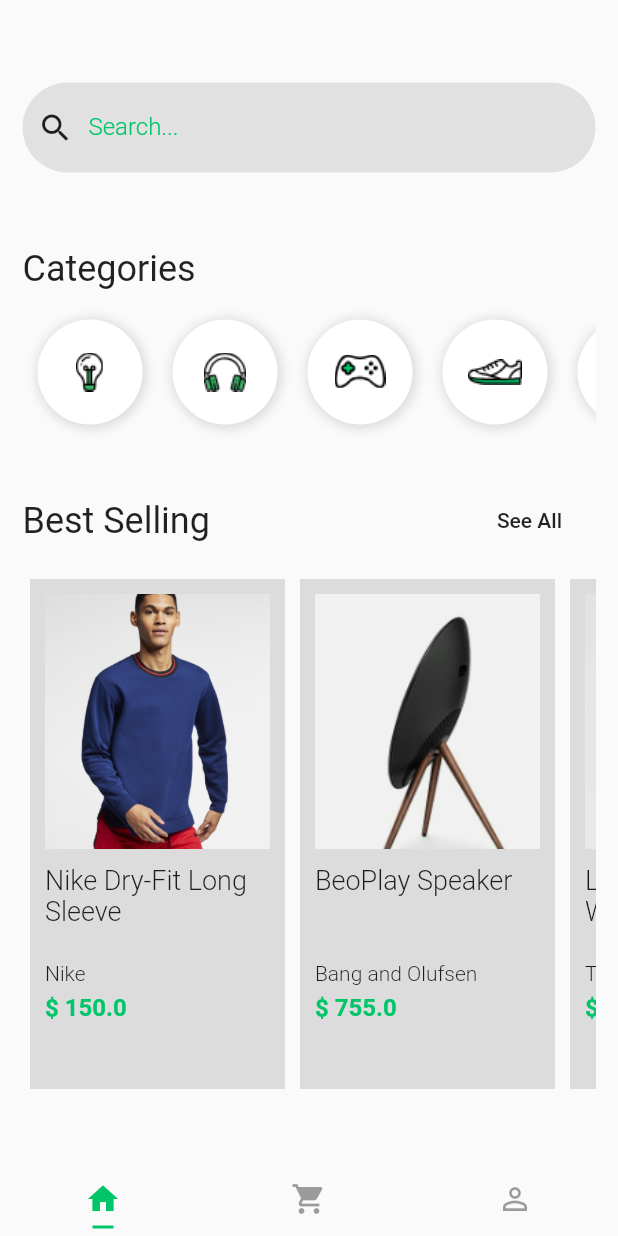
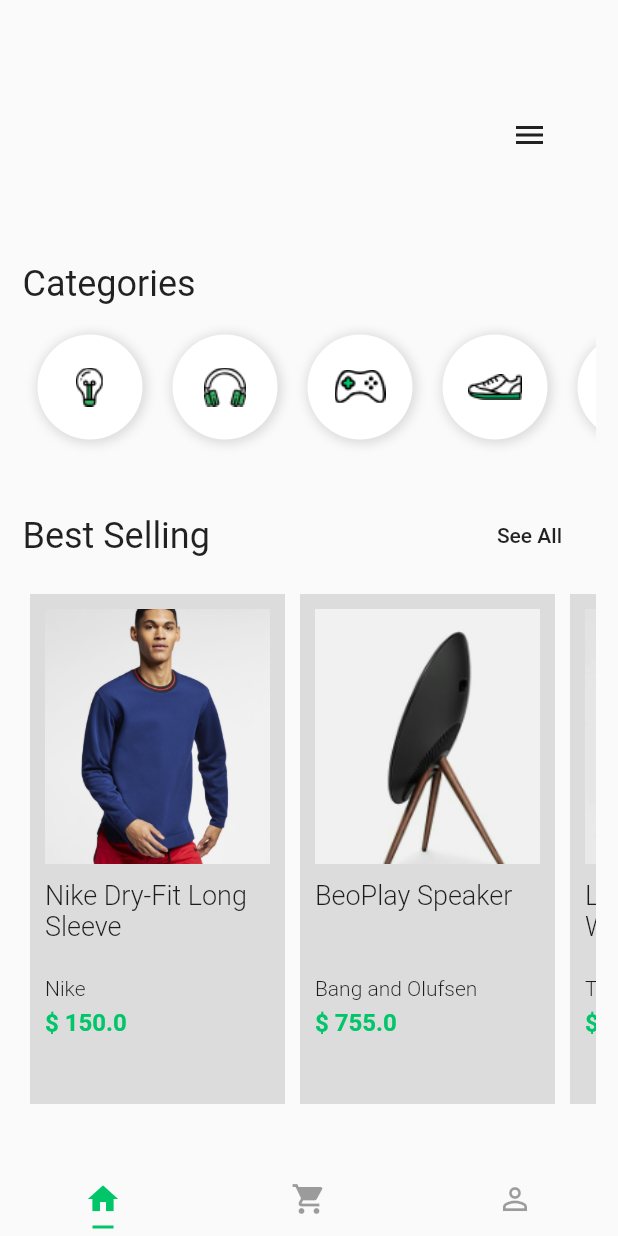
Before and after one commit to anahelenasilva/shop_flutter, a Flutter app: the screen it shows after launch, on a phone screen of 412 x 824 dp. Run offline on Flutter 3.47's test engine with Material 2 defaults, Android fonts, the phone set to English and light mode, and no system bars.

Commit message:
Adding animation

```diff
--- /dev/null
+++ b/shop/lib/widgets/animated-input.widget.dart
@@ -0,0 +1,104 @@
+import 'package:flutter/material.dart';
+
+class AnimatedInput extends StatelessWidget {
+  final AnimationController controller;
+  final Animation<Color> containerColorAnim;
+  final Animation<double> containerOpacityAnim;
+  final Animation<double> containerBorderRadiusAnim;
+  final Animation<double> containerSizerAnim;
+
+  AnimatedInput({@required this.controller})
+      : containerOpacityAnim = Tween(
+          begin: 0.0,
+          end: 1.0,
+        ).animate(
+          CurvedAnimation(
+            parent: controller,
+            curve: Interval(0.7, 0.9),
+          ),
+        ),
+        containerSizerAnim = Tween(
+          begin: 60.0,
+          end: 280.0,
+        ).animate(
+          CurvedAnimation(
+            parent: controller,
+            curve: Interval(0.2, 0.3),
+          ),
+        ),
+        containerBorderRadiusAnim = Tween(
+          begin: 0.0,
+          end: 30.0,
+        ).animate(
+          CurvedAnimation(
+            parent: controller,
+            curve: Interval(0.25, 0.4),
+          ),
+        ),
+        containerColorAnim = ColorTween(
+          begin: Colors.white.withOpacity(0),
+          end: Colors.black12,
+        ).animate(
+          CurvedAnimation(
+            parent: controller,
+            curve: Interval(0.0, 0.25),
+          ),
+        );
+
+  @override
+  Widget build(BuildContext context) {
+    return AnimatedBuilder(
+      builder: _animate,
+      animation: controller,
+    );
+  }
+
+  Widget _animate(context, child) {
+    return Container(
+      height: 60,
+      padding: EdgeInsets.only(left: 10),
+      decoration: BoxDecoration(
+        color: containerColorAnim.value,
+        borderRadius: BorderRadius.all(
+          Radius.circular(containerBorderRadiusAnim.value),
+        ),
+      ),
+      margin: EdgeInsets.all(5),
+      width: containerSizerAnim.value,
+      child: Opacity(
+        opacity: containerOpacityAnim.value,
+        child: Row(
+          children: <Widget>[
+            SizedBox(
+              width: 20,
+            ),
+            Icon(Icons.search),
+            SizedBox(
+              width: 20,
+            ),
+            Container(
+              width: 200,
+              padding: EdgeInsets.only(left: 10),
+              child: TextFormField(
+                keyboardType: TextInputType.text,
+                decoration: InputDecoration(
+                  border: InputBorder.none,
+                  labelText: "Search...",
+                  labelStyle: TextStyle(
+                    color: Theme.of(context).primaryColor,
+                    fontWeight: FontWeight.w300,
+                    fontSize: 16,
+                  ),
+                ),
+                style: TextStyle(
+                  color: Theme.of(context).primaryColor,
+                  fontSize: 20,
+                ),
+              ),
+            )
+          ],
+        ),
+      ),
+    );
+  }
+}
--- a/shop/lib/widgets/search-box.widget.dart
+++ b/shop/lib/widgets/search-box.widget.dart
@@ -1,42 +1,90 @@
 import 'package:flutter/material.dart';
+import 'package:shop/widgets/animated-input.widget.dart';
 
-class SearchBox extends StatelessWidget {
+class SearchBox extends StatefulWidget {
   @override
-  Widget build(BuildContext context) {
-    return Container(
-      height: 60,
-      padding: EdgeInsets.only(left: 10),
-      decoration: BoxDecoration(
-        color: Colors.black.withOpacity(0.1),
-        borderRadius: BorderRadius.all(
-          Radius.circular(128),
-        ),
-      ),
-      child: Row(
-        children: <Widget>[
-          Icon(Icons.search),
-          Container(
-            width: 300,
-            padding: EdgeInsets.only(left: 10),
-            child: TextFormField(
-              keyboardType: TextInputType.text,
-              decoration: InputDecoration(
-                border: InputBorder.none,
-                labelText: "Search...",
-                labelStyle: TextStyle(
-                  color: Theme.of(context).primaryColor,
-                  fontWeight: FontWeight.w300,
-                  fontSize: 16,
-                ),
-              ),
-              style: TextStyle(
-                color: Theme.of(context).primaryColor,
-                fontSize: 20,
-              ),
-            ),
-          )
-        ],
+  _SearchBoxState createState() => _SearchBoxState();
+}
+
+class _SearchBoxState extends State<SearchBox>
+    with SingleTickerProviderStateMixin {
+  AnimationController _controller;
+  bool menuOpened = false;
+
+  @override
+  void initState() {
+    super.initState();
+
+    _controller = new AnimationController(
+      vsync: this,
+      duration: Duration(
+        seconds: 1,
       ),
     );
   }
+
+  @override
+  void dispose() {
+    _controller.dispose();
+    super.dispose();
+  }
+
+  @override
+  Widget build(BuildContext context) {
+    return Row(
+      mainAxisAlignment: MainAxisAlignment.spaceBetween,
+      children: <Widget>[
+        AnimatedInput(
+          controller: _controller,
+        ),
+        FlatButton(
+          onPressed: () {
+            !menuOpened ? _controller.forward() : _controller.reverse();
+            menuOpened = !menuOpened;
+          },
+          child: AnimatedIcon(
+            icon: AnimatedIcons.menu_close,
+            progress: _controller,
+            semanticLabel: "Open Menu",
+          ),
+        ),
+      ],
+    );
+  }
 }
+
+// Container(
+//       height: 60,
+//       padding: EdgeInsets.only(left: 10),
+//       decoration: BoxDecoration(
+//         color: Colors.black.withOpacity(0.1),
+//         borderRadius: BorderRadius.all(
+//           Radius.circular(128),
+//         ),
+//       ),
+//       child: Row(
+//         children: <Widget>[
+//           Icon(Icons.search),
+//           Container(
+//             width: 300,
+//             padding: EdgeInsets.only(left: 10),
+//             child: TextFormField(
+//               keyboardType: TextInputType.text,
+//               decoration: InputDecoration(
+//                 border: InputBorder.none,
+//                 labelText: "Search...",
+//                 labelStyle: TextStyle(
+//                   color: Theme.of(context).primaryColor,
+//                   fontWeight: FontWeight.w300,
+//                   fontSize: 16,
+//                 ),
+//               ),
+//               style: TextStyle(
+//                 color: Theme.of(context).primaryColor,
+//                 fontSize: 20,
+//               ),
+//             ),
+//           )
+//         ],
+//       ),
+//     );
```
